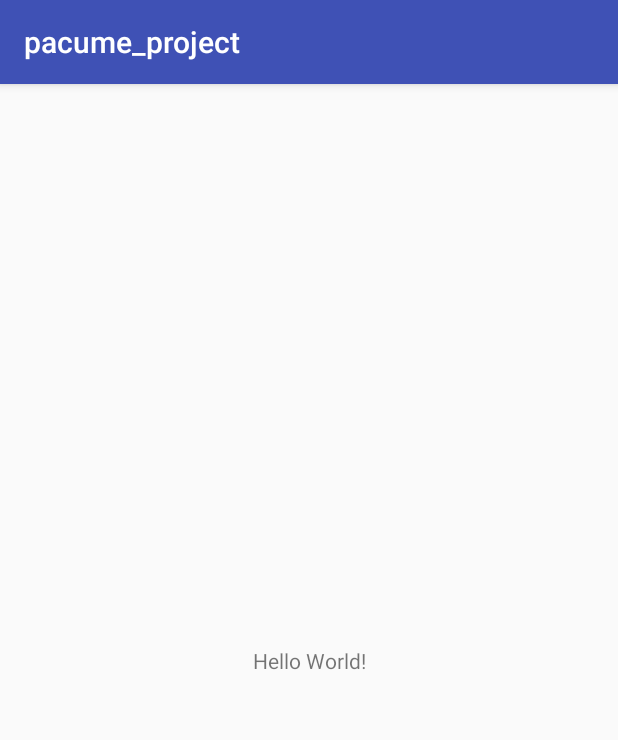
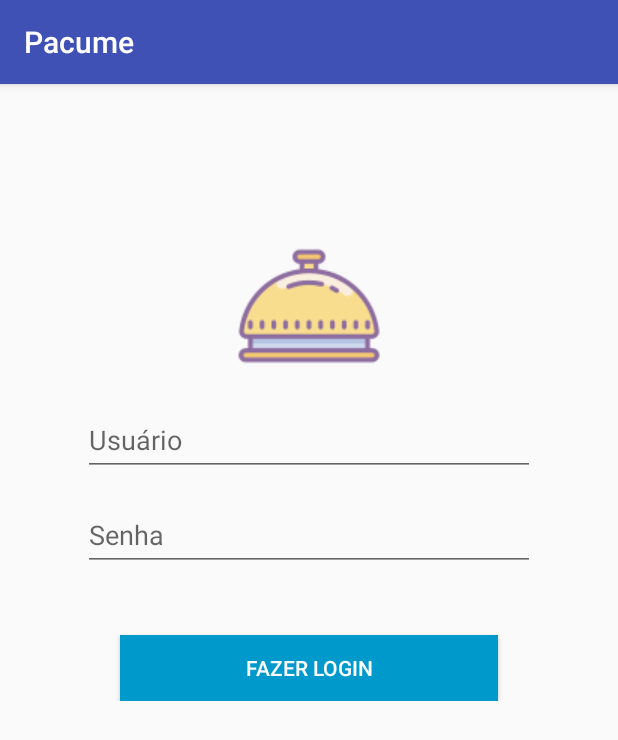
Before and after one commit to gmatheus95/pacume, an Android app: the screen it shows after launch (LoginActivity), on a phone screen of 412 x 824 dp. Shown: the top 740 px of the screen. Run offline under Robolectric (Android 15) with nearby library versions, the phone set to English and light mode, and no system bars.

Commit message:
F#1: Tela de Login

```diff
--- a/app/build.gradle
+++ b/app/build.gradle
@@ -4,7 +4,7 @@ android {
     compileSdkVersion 26
     defaultConfig {
         applicationId "mvp.main_project.pacumeteam.pacume_project"
-        minSdkVersion 22
+        minSdkVersion 21
         targetSdkVersion 26
         versionCode 1
         versionName "1.0"
@@ -21,6 +21,7 @@ android {
 dependencies {
     implementation fileTree(dir: 'libs', include: ['*.jar'])
     implementation 'com.android.support:appcompat-v7:26.1.0'
+    implementation 'com.android.support:design:27.+'
     implementation 'com.android.support.constraint:constraint-layout:1.0.2'
     testImplementation 'junit:junit:4.12'
     androidTestImplementation 'com.android.support.test:runner:1.0.1'
--- a/app/src/main/AndroidManifest.xml
+++ b/app/src/main/AndroidManifest.xml
@@ -5,7 +5,7 @@
     <application
         android:allowBackup="true"
         android:icon="@mipmap/ic_launcher"
-        android:label="@string/app_name"
+        android:label="Pacume"
         android:roundIcon="@mipmap/ic_launcher_round"
         android:supportsRtl="true"
         android:theme="@style/AppTheme">
--- a/app/src/main/java/mvp/main_project/pacumeteam/pacume_project/LoginActivity.java
+++ b/app/src/main/java/mvp/main_project/pacumeteam/pacume_project/LoginActivity.java
@@ -1,13 +1,98 @@
 package mvp.main_project.pacumeteam.pacume_project;
 
+import android.app.ProgressDialog;
+import android.content.DialogInterface;
+import android.support.design.widget.Snackbar;
+import android.support.v7.app.AlertDialog;
 import android.support.v7.app.AppCompatActivity;
 import android.os.Bundle;
+import android.view.MotionEvent;
+import android.view.View;
+import android.widget.Button;
+import android.widget.EditText;
+import android.widget.ScrollView;
+import android.widget.TextView;
+import android.widget.Toast;
 
 public class LoginActivity extends AppCompatActivity {
+
+    private EditText mEtUsername;
+    private EditText mEtPassword;
+    private Button mBtnLogin;
+    private AlertDialog mDialogNoLogin;
 
     @Override
     protected void onCreate(Bundle savedInstanceState) {
         super.onCreate(savedInstanceState);
         setContentView(R.layout.activity_login);
+
+        mEtUsername = (EditText)findViewById(R.id.etUserName);
+        mEtPassword = (EditText)findViewById(R.id.etPassword);
+        mBtnLogin = (Button) findViewById(R.id.btnLogin);
+
+        mDialogNoLogin = new AlertDialog.Builder(LoginActivity.this, R.style.Theme_AppCompat_Dialog_Alert).create();
+        mDialogNoLogin.setButton(AlertDialog.BUTTON_NEGATIVE, "OK",
+                new DialogInterface.OnClickListener() {
+                    @Override
+                    public void onClick(DialogInterface dialog, int which) {
+                        cleanDataLogin();
+                    }
+                });
+        mDialogNoLogin.setOnCancelListener(new DialogInterface.OnCancelListener() {
+            @Override
+            public void onCancel(DialogInterface dialog) {
+                cleanDataLogin();
+            }
+        });
+
+        mEtUsername.setOnTouchListener(new View.OnTouchListener() {
+            @Override
+            public boolean onTouch(View v, MotionEvent event) {
+                mEtUsername.setFocusableInTouchMode(true);
+                return false;
+            }
+        });
+
+        mEtPassword.setOnTouchListener(new View.OnTouchListener() {
+            @Override
+            public boolean onTouch(View v, MotionEvent event) {
+                mEtPassword.setFocusableInTouchMode(true);
+                return false;
+            }
+        });
+
+        mBtnLogin.setOnClickListener(new View.OnClickListener() {
+            @Override
+            public void onClick(View view) {
+                if (mEtUsername.getText().toString().equals("") ||
+                        mEtUsername.getText().toString().trim().isEmpty()) {
+
+                    Snackbar snackbar = Snackbar.make(view, "Insira o seu usuário", Snackbar.LENGTH_SHORT);
+                    snackbar.show();
+
+                } else if (mEtPassword.getText().toString().equals("") ||
+                        mEtPassword.getText().toString().trim().isEmpty()) {
+
+                    Snackbar snackbar = Snackbar.make(view, "Insira sua senha", Snackbar.LENGTH_SHORT);
+                    snackbar.show();
+                } else if (mEtUsername.getText().toString().equals("pacume") && mEtPassword.getText().toString().equals("pacume")) {
+                    Snackbar snackbar = Snackbar.make(view, "Login Realizado com Sucesso", Snackbar.LENGTH_SHORT);
+                    cleanDataLogin();
+                    snackbar.show();
+                } else {
+                    mDialogNoLogin.setMessage("Falha ao efetuar login");
+                    mDialogNoLogin.show();
+                }
+
+            }
+        });
+
+    }
+
+    private void cleanDataLogin() {
+        mEtPassword.setText(null);
+        mDialogNoLogin.dismiss();
+        mEtUsername.setFocusable(false);
+        mEtPassword.setFocusable(false);
     }
 }
--- a/app/src/main/res/layout/activity_login.xml
+++ b/app/src/main/res/layout/activity_login.xml
@@ -1,18 +1,57 @@
 <?xml version="1.0" encoding="utf-8"?>
-<android.support.constraint.ConstraintLayout xmlns:android="http://schemas.android.com/apk/res/android"
-    xmlns:app="http://schemas.android.com/apk/res-auto"
-    xmlns:tools="http://schemas.android.com/tools"
-    android:layout_width="match_parent"
-    android:layout_height="match_parent"
-    tools:context="mvp.main_project.pacumeteam.pacume_project.LoginActivity">
+<ScrollView
+    xmlns:android="http://schemas.android.com/apk/res/android"
+    android:id="@+id/svFragmentLogin"
+    android:layout_width="fill_parent"
+    android:layout_height="fill_parent"
+    android:fitsSystemWindows="true">
 
-    <TextView
-        android:layout_width="wrap_content"
+    <LinearLayout
+        android:layout_width="match_parent"
         android:layout_height="wrap_content"
-        android:text="Hello World!"
-        app:layout_constraintBottom_toBottomOf="parent"
-        app:layout_constraintLeft_toLeftOf="parent"
-        app:layout_constraintRight_toRightOf="parent"
-        app:layout_constraintTop_toTopOf="parent" />
+        android:gravity="center"
+        android:orientation="vertical"
+        android:paddingTop="98dp">
 
-</android.support.constraint.ConstraintLayout>
+        <ImageView
+            android:layout_width="match_parent"
+            android:layout_height="match_parent"
+            android:layout_gravity="center_horizontal"
+            android:src="@drawable/login"/>
+
+        <EditText
+            android:id="@+id/etUserName"
+            android:layout_width="match_parent"
+            android:layout_height="48dp"
+            android:layout_marginLeft="55dp"
+            android:layout_marginRight="55dp"
+            android:layout_marginTop="15.5dp"
+            android:focusableInTouchMode="false"
+            android:hint="Usuário"
+            android:inputType="text"/>
+
+        <EditText
+            android:id="@+id/etPassword"
+            android:layout_width="fill_parent"
+            android:layout_height="48dp"
+            android:layout_marginLeft="55dp"
+            android:layout_marginRight="55dp"
+            android:layout_marginTop="15.5dp"
+            android:focusableInTouchMode="false"
+            android:hint="Senha"
+            android:inputType="textPassword"
+            android:singleLine="true"/>
+
+        <Button
+            android:id="@+id/btnLogin"
+            android:layout_width="252dp"
+            android:layout_height="44dp"
+            android:layout_gravity="center_horizontal"
+            android:layout_marginTop="42.5dp"
+            android:background="@android:color/holo_blue_dark"
+            android:text="Fazer Login"
+            android:textColor="@android:color/white"/>
+
+    </LinearLayout>
+
+</ScrollView>
```
Also changed, not shown: app/src/main/res/drawable/login.png (added), app/src/main/res/mipmap-hdpi/ic_launcher.png, app/src/main/res/mipmap-mdpi/ic_launcher.png, app/src/main/res/mipmap-xhdpi/ic_launcher.png, app/src/main/res/mipmap-xxhdpi/ic_launcher.png, app/src/main/res/mipmap-xxxhdpi/ic_launcher.png.
